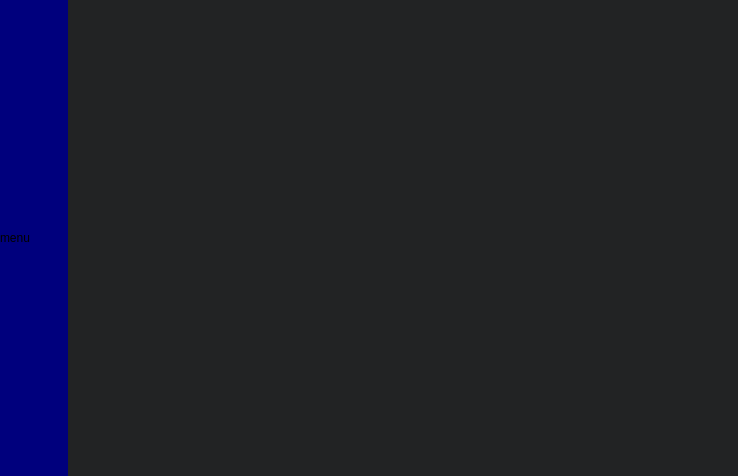
Before: the Qt Designer form mainwindow.ui in nothanley/ModManager, drawn with Qt 5.
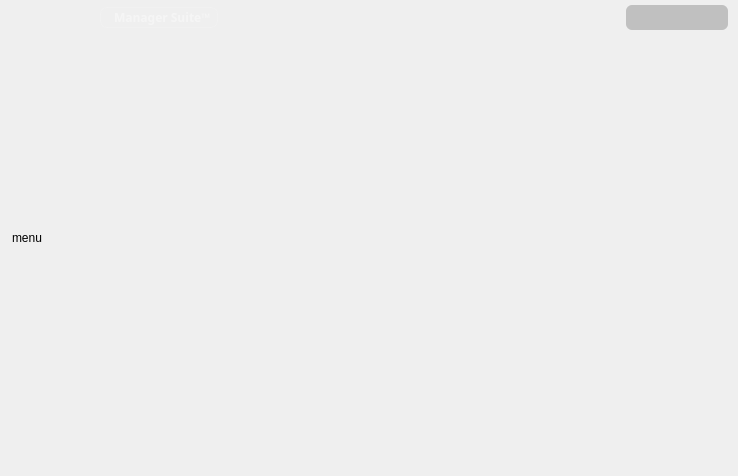
After: the same form once the commit is applied. Icons and pictures are not drawn.

Diff of the .ui file:
```diff
--- a/mainwindow.ui
+++ b/mainwindow.ui
@@ -2,6 +2,9 @@
 <ui version="4.0">
  <class>MainWindow</class>
  <widget class="QMainWindow" name="MainWindow">
+  <property name="enabled">
+   <bool>true</bool>
+  </property>
   <property name="geometry">
    <rect>
     <x>0</x>
@@ -13,23 +16,37 @@
   <property name="windowTitle">
    <string>MainWindow</string>
   </property>
+  <property name="autoFillBackground">
+   <bool>false</bool>
+  </property>
   <property name="styleSheet">
-   <string notr="true">BurgerMenu  {
- background-color: black;   
+   <string notr="true">QMainWindow{ 
+	border-image: url(&quot;:/icons/placeholder_background.png&quot;) 0 0 0 0 stretch stretch;
 }
 
-#BurgerMenu  {
- background-color: black; 
-  }
+QLabel{
+	background-color: qlineargradient(spread: pad, 
+	x1:0, y1:0,
+	x2:0, y2:1.1, 
+	stop:0 rgba(20, 20, 20, 180), 
+	stop:1 rgba(0, 0, 0, 20)
+	);
+	border: 9px solid rgba(0,0,0,0);
+	border-radius: 10px;
+}
 
-#BurgerButton  {
-	background-color: black; 
-	color: rgb(255, 255, 255);
-	font-size: 18px;
-	border-left: 20px;
-	border-right: 20px;
+BurgerMenu  {
+ border: 9px solid rgba(0,0,0,0); 
+ border-radius: 10px;
+ background-color: qlineargradient(spread: pad, 
+	x1:0, y1:0,
+	x2:0, y2:1.1, 
+	stop:0 rgba(20, 20, 20, 180), 
+	stop:1 rgba(0, 0, 0, 20)
+	);
 }
 
+
 #BurgerButton:hover         {
  background-image: url(:/icons/icon-hover.png);
 }
@@ -46,10 +63,6 @@
  background-image: url(:/icons/icon-highlight.png);
 }
 
-#MainBurgerButton           { 
-	background-color: black; 
-  border: none; 
-}
 
 #MainBurgerButton:hover     {
  background-image: url(:/icons/icon-hover.png);  
@@ -62,12 +75,15 @@
 border-color: white;
 border: 0px solid grey;
 }
-
-QMainWindow{
-background-color: black; 
-}</string>
+</string>
   </property>
-  <widget class="QWidget" name="centralwidget">
+  <widget class="QWidget" name="frame">
+   <property name="minimumSize">
+    <size>
+     <width>350</width>
+     <height>0</height>
+    </size>
+   </property>
    <property name="styleSheet">
     <string notr="true"/>
    </property>
@@ -87,7 +103,40 @@
     <property name="spacing">
      <number>0</number>
     </property>
-    <item row="0" column="1" rowspan="2">
+    <item row="0" column="0">
+     <widget class="QFrame" name="centralwidget">
+      <property name="minimumSize">
+       <size>
+        <width>350</width>
+        <height>0</height>
+       </size>
+      </property>
+      <property name="frameShape">
+       <enum>QFrame::NoFrame</enum>
+      </property>
+      <property name="frameShadow">
+       <enum>QFrame::Plain</enum>
+      </property>
+      <property name="lineWidth">
+       <number>0</number>
+      </property>
+      <layout class="QGridLayout" name="gridLayout_2">
+       <property name="leftMargin">
+        <number>0</number>
+       </property>
+       <property name="topMargin">
+        <number>0</number>
+       </property>
+       <property name="rightMargin">
+        <number>0</number>
+       </property>
+       <property name="bottomMargin">
+        <number>0</number>
+       </property>
+       <property name="spacing">
+        <number>0</number>
+       </property>
+       <item row="0" column="0" rowspan="2">
      <widget class="QLabel" name="SideBarDummy">
       <property name="minimumSize">
        <size>
@@ -102,24 +151,24 @@
        </size>
       </property>
       <property name="styleSheet">
-       <string notr="true">background-color: rgb(0, 0, 125);</string>
+          <string notr="true"/>
       </property>
       <property name="text">
        <string>menu</string>
       </property>
      </widget>
     </item>
-    <item row="0" column="3">
+       <item row="0" column="1">
      <widget class="QWidget" name="Toolbar" native="true">
       <property name="maximumSize">
        <size>
         <width>16777215</width>
-        <height>26</height>
+           <height>30</height>
        </size>
       </property>
       <property name="styleSheet">
        <string notr="true">QWidget{
-	background-color: rgb(34, 35, 36);
+	background-color: rgba(34, 35, 36,0);
 }
 
 QPushButton{
@@ -142,14 +191,134 @@
         <number>0</number>
        </property>
        <property name="topMargin">
-        <number>1</number>
+           <number>5</number>
        </property>
        <property name="rightMargin">
-        <number>5</number>
+           <number>10</number>
        </property>
        <property name="bottomMargin">
         <number>0</number>
        </property>
+          <item>
+           <widget class="QFrame" name="AppFrame">
+            <property name="minimumSize">
+             <size>
+              <width>150</width>
+              <height>0</height>
+             </size>
+            </property>
+            <property name="maximumSize">
+             <size>
+              <width>150</width>
+              <height>30</height>
+             </size>
+            </property>
+            <property name="styleSheet">
+             <string notr="true">QFrame{
+	border-radius: 7px;
+}
+QTextEdit{
+	color: white;
+	background-color: rgba(0, 0, 0,0);
+}
+QLabel{
+	color: white;
+	background-color: qlineargradient(spread: pad, 
+	x1:1.5, y1:0,
+	x2:0, y2:0, 
+	stop:0 rgba(20, 20, 20, 160), 
+	stop:1 rgba(0, 0, 0, 80)
+	);
+}</string>
+            </property>
+            <property name="frameShape">
+             <enum>QFrame::StyledPanel</enum>
+            </property>
+            <property name="frameShadow">
+             <enum>QFrame::Raised</enum>
+            </property>
+            <layout class="QHBoxLayout" name="horizontalLayout_4">
+             <property name="spacing">
+              <number>5</number>
+             </property>
+             <property name="leftMargin">
+              <number>7</number>
+             </property>
+             <property name="topMargin">
+              <number>2</number>
+             </property>
+             <property name="rightMargin">
+              <number>0</number>
+             </property>
+             <property name="bottomMargin">
+              <number>2</number>
+             </property>
+             <item>
+              <widget class="QLabel" name="AppIcon">
+               <property name="minimumSize">
+                <size>
+                 <width>20</width>
+                 <height>19</height>
+                </size>
+               </property>
+               <property name="maximumSize">
+                <size>
+                 <width>20</width>
+                 <height>19</height>
+                </size>
+               </property>
+               <property name="styleSheet">
+                <string notr="true">QLabel{
+	border: 0px solid white;
+	
+}</string>
+               </property>
+               <property name="text">
+                <string/>
+               </property>
+               <property name="pixmap">
+                <pixmap resource="WindowHandler/WindowHandler.qrc">:/icons/logo_main_icon.png</pixmap>
+               </property>
+               <property name="scaledContents">
+                <bool>true</bool>
+               </property>
+               <property name="wordWrap">
+                <bool>false</bool>
+               </property>
+              </widget>
+             </item>
+             <item>
+              <widget class="QLabel" name="AppText">
+               <property name="font">
+                <font>
+                 <family>Segoe UI Semibold</family>
+                 <weight>75</weight>
+                 <bold>true</bold>
+                </font>
+               </property>
+               <property name="styleSheet">
+                <string notr="true">QLabel{
+	color: rgba(255, 255, 255,100);
+	border: 1px solid rgba(255, 255, 255,30);
+}</string>
+               </property>
+               <property name="text">
+                <string>Manager Suite™ </string>
+               </property>
+               <property name="alignment">
+                <set>Qt::AlignLeading|Qt::AlignLeft|Qt::AlignVCenter</set>
+               </property>
+               <property name="wordWrap">
+                <bool>false</bool>
+               </property>
+               <property name="indent">
+                <number>13</number>
+               </property>
+              </widget>
+             </item>
+            </layout>
+           </widget>
+          </item>
        <item>
         <spacer name="Spacer">
          <property name="orientation">
@@ -157,6 +326,53 @@
          </property>
          <property name="sizeHint" stdset="0">
           <size>
+              <width>360</width>
+              <height>20</height>
+             </size>
+            </property>
+           </spacer>
+          </item>
+          <item>
+           <widget class="QLabel" name="BuildLabel">
+            <property name="minimumSize">
+             <size>
+              <width>0</width>
+              <height>0</height>
+             </size>
+            </property>
+            <property name="maximumSize">
+             <size>
+              <width>16777215</width>
+              <height>60</height>
+             </size>
+            </property>
+            <property name="font">
+             <font>
+              <family>Nirmala UI</family>
+              <pointsize>8</pointsize>
+             </font>
+            </property>
+            <property name="styleSheet">
+             <string notr="true">QLabel{
+	color: rgba(255,255,255,140);
+	padding-bottom: 7px;
+}</string>
+            </property>
+            <property name="text">
+             <string>Build v1.0.0.1a</string>
+            </property>
+            <property name="margin">
+             <number>9</number>
+            </property>
+           </widget>
+          </item>
+          <item>
+           <spacer name="horizontalSpacer">
+            <property name="orientation">
+             <enum>Qt::Horizontal</enum>
+            </property>
+            <property name="sizeHint" stdset="0">
+             <size>
            <width>495</width>
            <height>20</height>
           </size>
@@ -164,11 +380,44 @@
         </spacer>
        </item>
        <item>
+           <widget class="QFrame" name="frame_2">
+            <property name="styleSheet">
+             <string notr="true">QFrame{
+	border-radius: 6px;
+	background-color: rgba(0,0,0,50);
+}</string>
+            </property>
+            <property name="frameShape">
+             <enum>QFrame::NoFrame</enum>
+            </property>
+            <property name="frameShadow">
+             <enum>QFrame::Plain</enum>
+            </property>
+            <property name="lineWidth">
+             <number>0</number>
+            </property>
+            <layout class="QHBoxLayout" name="horizontalLayout_3">
+             <property name="spacing">
+              <number>0</number>
+             </property>
+             <property name="leftMargin">
+              <number>3</number>
+             </property>
+             <property name="topMargin">
+              <number>0</number>
+             </property>
+             <property name="rightMargin">
+              <number>3</number>
+             </property>
+             <property name="bottomMargin">
+              <number>0</number>
+             </property>
+             <item>
         <widget class="QPushButton" name="Minimize">
          <property name="minimumSize">
           <size>
            <width>0</width>
-           <height>24</height>
+                 <height>21</height>
           </size>
          </property>
          <property name="styleSheet">
@@ -186,7 +435,7 @@
          <property name="minimumSize">
           <size>
            <width>0</width>
-           <height>24</height>
+                 <height>21</height>
           </size>
          </property>
          <property name="styleSheet">
@@ -204,7 +453,7 @@
          <property name="minimumSize">
           <size>
            <width>0</width>
-           <height>24</height>
+                 <height>21</height>
           </size>
          </property>
          <property name="styleSheet">
@@ -225,12 +474,22 @@
       </layout>
      </widget>
     </item>
-    <item row="1" column="3">
+         </layout>
+        </widget>
+       </item>
+       <item row="1" column="1">
      <widget class="QFrame" name="BodyDummy">
+         <property name="maximumSize">
+          <size>
+           <width>16777215</width>
+           <height>16777215</height>
+          </size>
+         </property>
       <property name="styleSheet">
        <string notr="true">QWidget{
-	background-color: rgb(34, 35, 36);
-}</string>
+	background-color: rgba(34, 35, 36,0);
+}
+</string>
       </property>
       <property name="frameShape">
        <enum>QFrame::NoFrame</enum>
@@ -241,22 +500,9 @@
       <property name="lineWidth">
        <number>0</number>
       </property>
-      <layout class="QGridLayout" name="gridLayout_2">
-       <property name="leftMargin">
-        <number>0</number>
-       </property>
-       <property name="topMargin">
-        <number>0</number>
-       </property>
-       <property name="rightMargin">
-        <number>0</number>
-       </property>
-       <property name="bottomMargin">
-        <number>0</number>
-       </property>
-       <property name="spacing">
-        <number>0</number>
-       </property>
+         <layout class="QHBoxLayout" name="horizontalLayout_2"/>
+        </widget>
+       </item>
       </layout>
      </widget>
     </item>
```
Left out of the diff: 4 changed lines with no effect on the pictures. Lines whose indentation alone changed are shown as unchanged.
